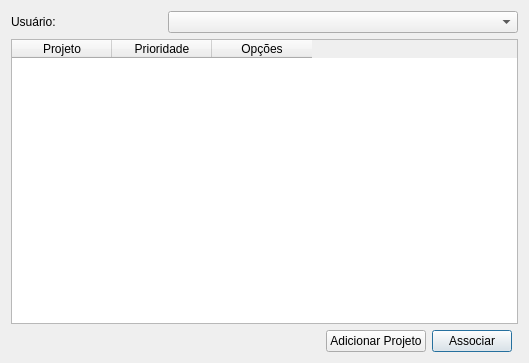
First picture: the form in uis/associateUserToProjects.ui, repository dsgoficial/SAP_Gerente, before the edit.
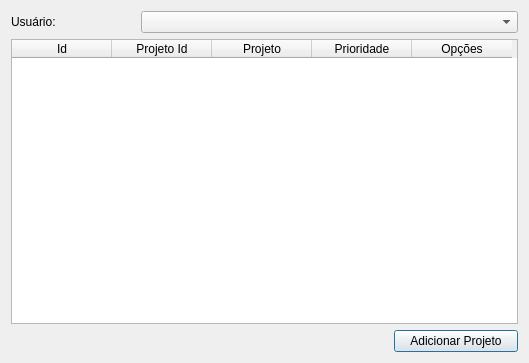
Second picture: the form after the edit.

What changed in the file:
```diff
--- a/uis/associateUserToProjects.ui
+++ b/uis/associateUserToProjects.ui
@@ -14,18 +14,18 @@
    <string>Dialog</string>
   </property>
   <layout class="QGridLayout" name="gridLayout">
-   <item row="0" column="0">
-    <widget class="QLabel" name="label">
-     <property name="text">
-      <string>Usuário:</string>
-     </property>
-    </widget>
-   </item>
-   <item row="0" column="1" colspan="4">
-    <widget class="QComboBox" name="userCb"/>
-   </item>
-   <item row="1" column="0" colspan="5">
+   <item row="1" column="0" colspan="4">
     <widget class="QTableWidget" name="tableWidget">
+     <column>
+      <property name="text">
+       <string>Id</string>
+      </property>
+     </column>
+     <column>
+      <property name="text">
+       <string>Projeto Id</string>
+      </property>
+     </column>
      <column>
       <property name="text">
        <string>Projeto</string>
@@ -43,7 +43,24 @@
      </column>
     </widget>
    </item>
-   <item row="2" column="0" colspan="2">
+   <item row="0" column="1" colspan="3">
+    <widget class="QComboBox" name="userCb"/>
+   </item>
+   <item row="0" column="0">
+    <widget class="QLabel" name="label">
+     <property name="text">
+      <string>Usuário:</string>
+     </property>
+    </widget>
+   </item>
+   <item row="2" column="3">
+    <widget class="QPushButton" name="addProjectBtn">
+     <property name="text">
+      <string>Adicionar Projeto</string>
+     </property>
+    </widget>
+   </item>
+   <item row="2" column="0" colspan="3">
     <spacer name="horizontalSpacer">
      <property name="orientation">
       <enum>Qt::Horizontal</enum>
@@ -56,20 +73,6 @@
      </property>
     </spacer>
    </item>
-   <item row="2" column="3">
-    <widget class="QPushButton" name="connectBtn">
-     <property name="text">
-      <string>Associar</string>
-     </property>
-    </widget>
-   </item>
-   <item row="2" column="2">
-    <widget class="QPushButton" name="addProjectBtn">
-     <property name="text">
-      <string>Adicionar Projeto</string>
-     </property>
-    </widget>
-   </item>
   </layout>
  </widget>
  <resources/>
```
